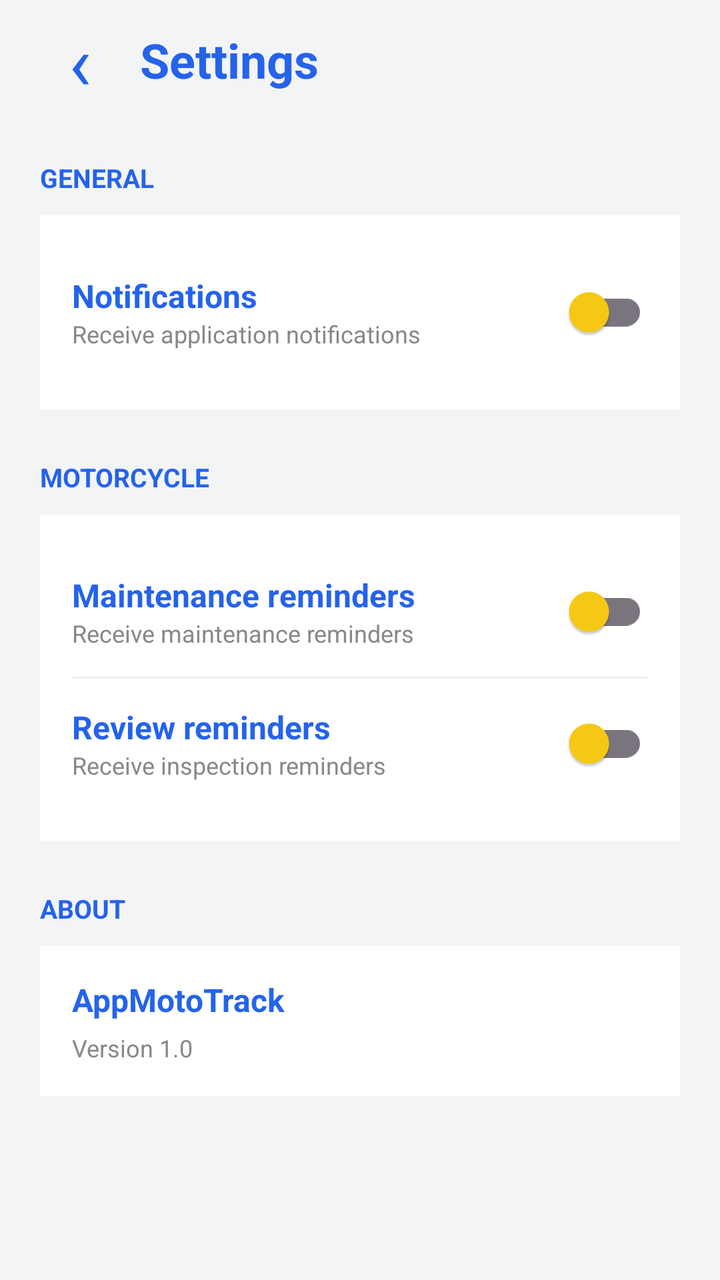
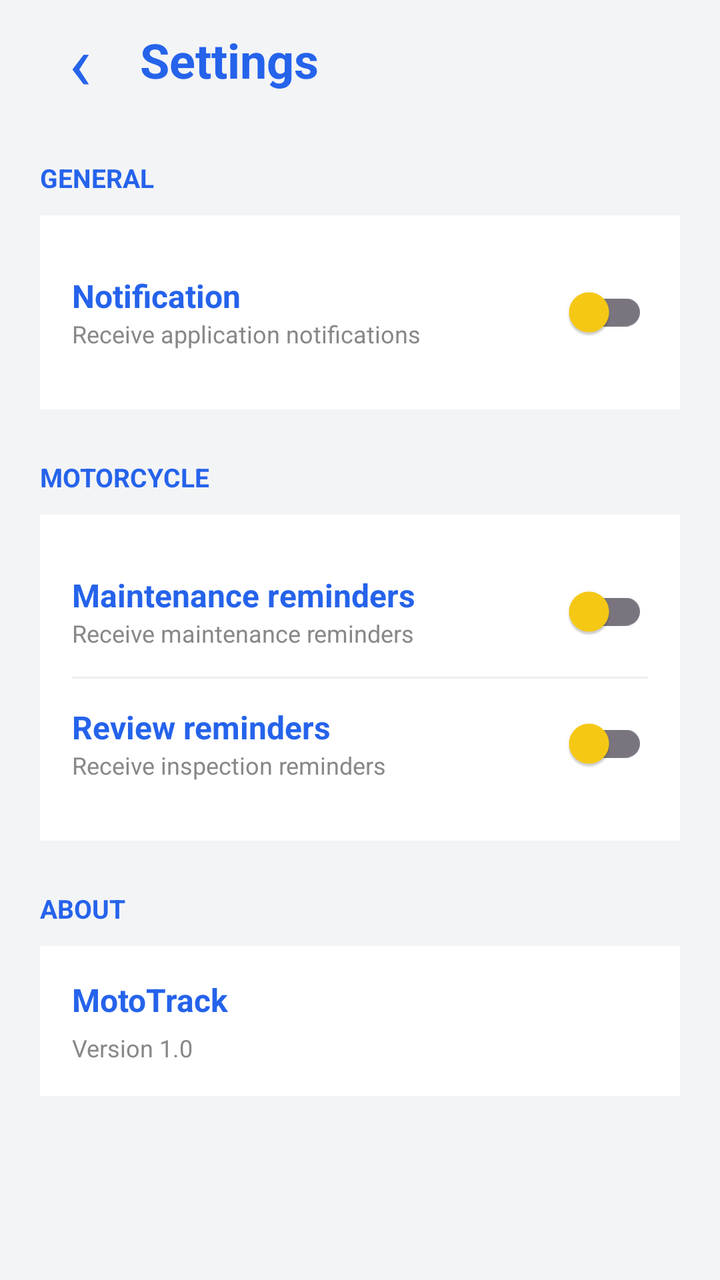

Compare the two renders of this Android layout. The source of the first and the diff that turns it into the second are given below.
<!-- AndroidManifest.xml: application theme Theme.AppMotoTrack -->
<!-- res/layout/fragment_settings.xml -->
<?xml version="1.0" encoding="utf-8"?>
<androidx.constraintlayout.widget.ConstraintLayout
    xmlns:android="http://schemas.android.com/apk/res/android"
    xmlns:app="http://schemas.android.com/apk/res-auto"
    android:layout_width="match_parent"
    android:layout_height="match_parent"
    android:background="@color/background_light">

    <LinearLayout
        android:id="@+id/headerSettings"
        android:layout_width="match_parent"
        android:layout_height="60dp"
        android:gravity="center_vertical"
        android:orientation="horizontal"
        android:paddingStart="20dp"
        android:paddingEnd="20dp"
        app:layout_constraintTop_toTopOf="parent">

        <TextView
            android:id="@+id/btnBack"
            android:layout_width="40dp"
            android:layout_height="match_parent"
            android:gravity="center"
            android:text="‹"
            android:textColor="@color/blue_primary"
            android:textSize="38sp" />

        <TextView
            android:layout_width="wrap_content"
            android:layout_height="wrap_content"
            android:layout_marginStart="10dp"
            android:text="Settings"
            android:textColor="@color/blue_primary"
            android:textSize="24sp"
            android:textStyle="bold" />

    </LinearLayout>

    <ScrollView
        android:layout_width="match_parent"
        android:layout_height="0dp"
        android:fillViewport="true"
        android:padding="20dp"
        app:layout_constraintTop_toBottomOf="@id/headerSettings"
        app:layout_constraintBottom_toBottomOf="parent">

        <LinearLayout
            android:layout_width="match_parent"
            android:layout_height="wrap_content"
            android:orientation="vertical">

            

            <TextView
                android:layout_width="wrap_content"
                android:layout_height="wrap_content"
                android:text="GENERAL"
                android:textColor="@color/blue_primary"
                android:textSize="13sp"
                android:textStyle="bold"
                android:layout_marginBottom="10dp" />

            <LinearLayout
                android:layout_width="match_parent"
                android:layout_height="wrap_content"
                android:background="@color/surface_white"
                android:orientation="vertical"
                android:padding="16dp">

                <LinearLayout
                    android:layout_width="match_parent"
                    android:layout_height="65dp"
                    android:gravity="center_vertical"
                    android:orientation="horizontal">

                    <LinearLayout
                        android:layout_width="0dp"
                        android:layout_height="wrap_content"
                        android:layout_weight="1"
                        android:orientation="vertical">

                        <TextView
                            android:layout_width="wrap_content"
                            android:layout_height="wrap_content"
                            android:text="Notifications"
                            android:textColor="@color/blue_primary"
                            android:textSize="16sp"
                            android:textStyle="bold" />

                        <TextView
                            android:layout_width="wrap_content"
                            android:layout_height="wrap_content"
                            android:text="Receive application notifications"
                            android:textColor="#888888"
                            android:textSize="12sp" />

                    </LinearLayout>

                    <androidx.appcompat.widget.SwitchCompat
                        android:id="@+id/switchNotifications"
                        android:layout_width="wrap_content"
                        android:layout_height="wrap_content"
                        app:thumbTint="@color/yellow_primary" />

                </LinearLayout>

            </LinearLayout>

            

            <TextView
                android:layout_width="wrap_content"
                android:layout_height="wrap_content"
                android:layout_marginTop="25dp"
                android:layout_marginBottom="10dp"
                android:text="MOTORCYCLE"
                android:textColor="@color/blue_primary"
                android:textSize="13sp"
                android:textStyle="bold" />

            <LinearLayout
                android:layout_width="match_parent"
                android:layout_height="wrap_content"
                android:background="@color/surface_white"
                android:orientation="vertical"
                android:padding="16dp">

                <LinearLayout
                    android:layout_width="match_parent"
                    android:layout_height="65dp"
                    android:gravity="center_vertical"
                    android:orientation="horizontal">

                    <LinearLayout
                        android:layout_width="0dp"
                        android:layout_height="wrap_content"
                        android:layout_weight="1"
                        android:orientation="vertical">

                        <TextView
                            android:layout_width="wrap_content"
                            android:layout_height="wrap_content"
                            android:text="Maintenance reminders"
                            android:textColor="@color/blue_primary"
                            android:textSize="16sp"
                            android:textStyle="bold" />

                        <TextView
                            android:layout_width="wrap_content"
                            android:layout_height="wrap_content"
                            android:text="Receive maintenance reminders"
                            android:textColor="#888888"
                            android:textSize="12sp" />

                    </LinearLayout>

                    <androidx.appcompat.widget.SwitchCompat
                        android:id="@+id/switchMaintenance"
                        android:layout_width="wrap_content"
                        android:layout_height="wrap_content"
                        app:thumbTint="@color/yellow_primary" />

                </LinearLayout>

                <View
                    android:layout_width="match_parent"
                    android:layout_height="1dp"
                    android:background="#EEEEEE" />

                <LinearLayout
                    android:layout_width="match_parent"
                    android:layout_height="65dp"
                    android:gravity="center_vertical"
                    android:orientation="horizontal">

                    <LinearLayout
                        android:layout_width="0dp"
                        android:layout_height="wrap_content"
                        android:layout_weight="1"
                        android:orientation="vertical">

                        <TextView
                            android:layout_width="wrap_content"
                            android:layout_height="wrap_content"
                            android:text="Review reminders"
                            android:textColor="@color/blue_primary"
                            android:textSize="16sp"
                            android:textStyle="bold" />

                        <TextView
                            android:layout_width="wrap_content"
                            android:layout_height="wrap_content"
                            android:text="Receive inspection reminders"
                            android:textColor="#888888"
                            android:textSize="12sp" />

                    </LinearLayout>

                    <androidx.appcompat.widget.SwitchCompat
                        android:id="@+id/switchReviews"
                        android:layout_width="wrap_content"
                        android:layout_height="wrap_content"
                        app:thumbTint="@color/yellow_primary" />

                </LinearLayout>

            </LinearLayout>

            

            <TextView
                android:layout_width="wrap_content"
                android:layout_height="wrap_content"
                android:layout_marginTop="25dp"
                android:layout_marginBottom="10dp"
                android:text="ABOUT"
                android:textColor="@color/blue_primary"
                android:textSize="13sp"
                android:textStyle="bold" />

            <LinearLayout
                android:layout_width="match_parent"
                android:layout_height="wrap_content"
                android:background="@color/surface_white"
                android:orientation="vertical"
                android:padding="16dp">

                <TextView
                    android:layout_width="wrap_content"
                    android:layout_height="wrap_content"
                    android:text="AppMotoTrack"
                    android:textColor="@color/blue_primary"
                    android:textSize="16sp"
                    android:textStyle="bold" />

                <TextView
                    android:layout_width="wrap_content"
                    android:layout_height="wrap_content"
                    android:layout_marginTop="5dp"
                    android:text="Version 1.0"
                    android:textColor="#888888"
                    android:textSize="12sp" />

            </LinearLayout>

        </LinearLayout>

    </ScrollView>

</androidx.constraintlayout.widget.ConstraintLayout>
<!-- resources referenced by this layout -->
<resources>
  <color name="background_light">#F3F4F6</color>
  <color name="blue_primary">#2563EB</color>
  <color name="surface_white">#FFFFFF</color>
  <color name="yellow_primary">#FACC15</color>
  <style name="Theme.AppMotoTrack" parent="Theme.Material3.DayNight.NoActionBar">
  
          <item name="colorPrimary">@color/yellow_primary</item>
          <item name="colorOnPrimary">@color/text_primary</item>
          <item name="colorSecondary">@color/blue_primary</item>
          <item name="android:colorAccent">@color/yellow_primary</item>
          <item name="colorOnSecondary">@color/navigationBar_light</item>
          <item name="android:windowBackground">@color/background_light</item>
          <item name="android:statusBarColor">@color/background_light</item>
          <item name="android:navigationBarColor">@color/background_light</item>
  
          <item name="colorSurface">@color/surface_white</item>
  
          <item name="android:windowLightStatusBar">true</item>
  
      </style>
  <color name="text_primary">#111827</color>
  <color name="navigationBar_light">#E9E9E9</color>
</resources>

<!-- the commit's change to res/layout/fragment_settings.xml (unified diff, before → after) -->
@@ -2,6 +2,7 @@
 <androidx.constraintlayout.widget.ConstraintLayout
     xmlns:android="http://schemas.android.com/apk/res/android"
     xmlns:app="http://schemas.android.com/apk/res-auto"
+    android:id="@+id/settings"
     android:layout_width="match_parent"
     android:layout_height="match_parent"
     android:background="@color/background_light">
@@ -29,7 +30,7 @@
             android:layout_width="wrap_content"
             android:layout_height="wrap_content"
             android:layout_marginStart="10dp"
-            android:text="Settings"
+            android:text="@string/settings"
             android:textColor="@color/blue_primary"
             android:textSize="24sp"
             android:textStyle="bold" />
@@ -54,7 +55,8 @@
             <TextView
                 android:layout_width="wrap_content"
                 android:layout_height="wrap_content"
-                android:text="GENERAL"
+                android:text="@string/general"
+                android:textAllCaps="true"
                 android:textColor="@color/blue_primary"
                 android:textSize="13sp"
                 android:textStyle="bold"
@@ -82,7 +84,7 @@
                         <TextView
                             android:layout_width="wrap_content"
                             android:layout_height="wrap_content"
-                            android:text="Notifications"
+                            android:text="@string/notification"
                             android:textColor="@color/blue_primary"
                             android:textSize="16sp"
                             android:textStyle="bold" />
@@ -90,7 +92,7 @@
                         <TextView
                             android:layout_width="wrap_content"
                             android:layout_height="wrap_content"
-                            android:text="Receive application notifications"
+                            android:text="@string/notificationDescription"
                             android:textColor="#888888"
                             android:textSize="12sp" />
 
@@ -113,7 +115,8 @@
                 android:layout_height="wrap_content"
                 android:layout_marginTop="25dp"
                 android:layout_marginBottom="10dp"
-                android:text="MOTORCYCLE"
+                android:text="@string/motorcycle"
+                android:textAllCaps="true"
                 android:textColor="@color/blue_primary"
                 android:textSize="13sp"
                 android:textStyle="bold" />
@@ -140,7 +143,7 @@
                         <TextView
                             android:layout_width="wrap_content"
                             android:layout_height="wrap_content"
-                            android:text="Maintenance reminders"
+                            android:text="@string/maintenanceText"
                             android:textColor="@color/blue_primary"
                             android:textSize="16sp"
                             android:textStyle="bold" />
@@ -148,7 +151,7 @@
                         <TextView
                             android:layout_width="wrap_content"
                             android:layout_height="wrap_content"
-                            android:text="Receive maintenance reminders"
+                            android:text="@string/maintenanceDescription"
                             android:textColor="#888888"
                             android:textSize="12sp" />
 
@@ -182,7 +185,7 @@
                         <TextView
                             android:layout_width="wrap_content"
                             android:layout_height="wrap_content"
-                            android:text="Review reminders"
+                            android:text="@string/reviewReminders"
                             android:textColor="@color/blue_primary"
                             android:textSize="16sp"
                             android:textStyle="bold" />
@@ -190,7 +193,7 @@
                         <TextView
                             android:layout_width="wrap_content"
                             android:layout_height="wrap_content"
-                            android:text="Receive inspection reminders"
+                            android:text="@string/reviewDescription"
                             android:textColor="#888888"
                             android:textSize="12sp" />
 
@@ -213,7 +216,8 @@
                 android:layout_height="wrap_content"
                 android:layout_marginTop="25dp"
                 android:layout_marginBottom="10dp"
-                android:text="ABOUT"
+                android:text="@string/about"
+                android:textAllCaps="true"
                 android:textColor="@color/blue_primary"
                 android:textSize="13sp"
                 android:textStyle="bold" />
@@ -228,7 +232,7 @@
                 <TextView
                     android:layout_width="wrap_content"
                     android:layout_height="wrap_content"
-                    android:text="AppMotoTrack"
+                    android:text="@string/app_name"
                     android:textColor="@color/blue_primary"
                     android:textSize="16sp"
                     android:textStyle="bold" />
<!-- resource entries referenced after the edit -->
@@ -4,6 +4,17 @@
   <color name="blue_primary">#2563EB</color>
   <color name="surface_white">#FFFFFF</color>
   <color name="yellow_primary">#FACC15</color>
+  <string name="about">About</string>
+  <string name="app_name" translatable="false">MotoTrack</string>
+  <string name="general" translatable="false">General</string>
+  <string name="maintenanceDescription">Receive maintenance reminders</string>
+  <string name="maintenanceText">Maintenance reminders</string>
+  <string name="motorcycle">Motorcycle</string>
+  <string name="notification">Notification</string>
+  <string name="notificationDescription">Receive application notifications</string>
+  <string name="reviewDescription">Receive inspection reminders</string>
+  <string name="reviewReminders">Review reminders</string>
+  <string name="settings">Settings</string>
   <style name="Theme.AppMotoTrack" parent="Theme.Material3.DayNight.NoActionBar">
   
           <item name="colorPrimary">@color/yellow_primary</item>
